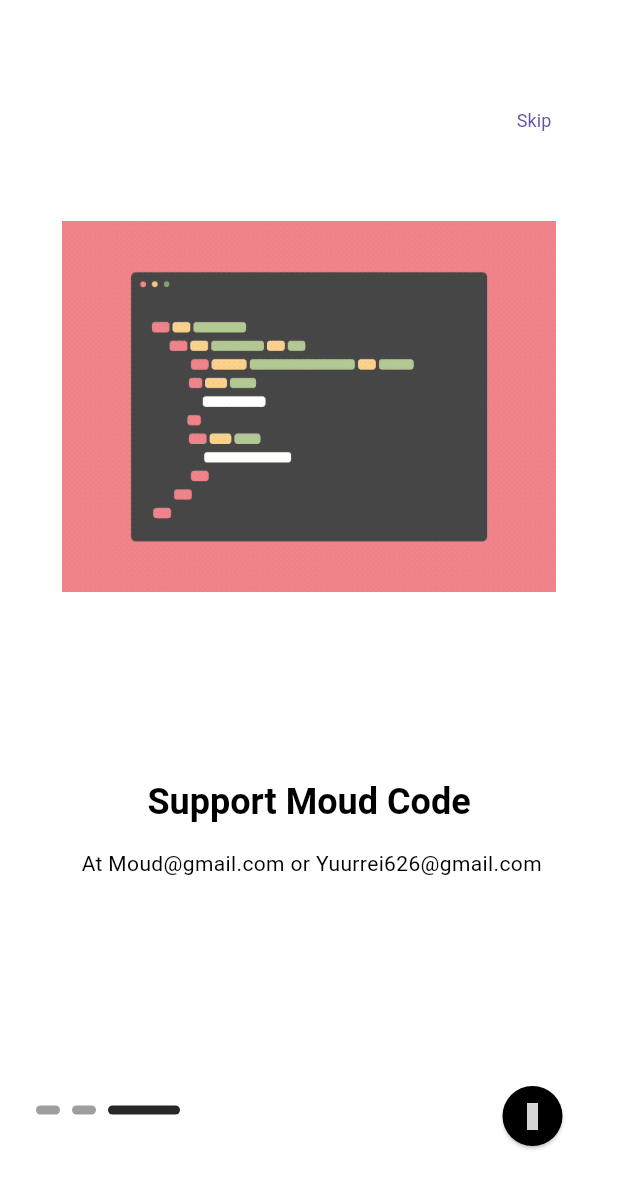
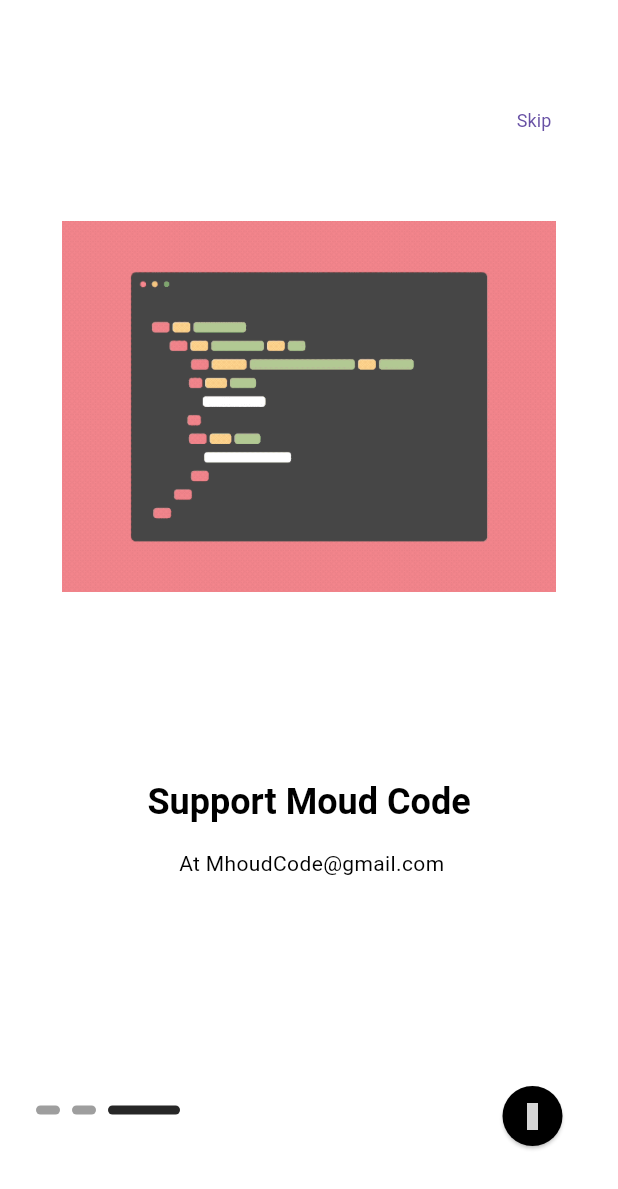
Before and after one commit to Arimir727/onboarding_screen, a Flutter app: the screen it shows after launch, swiped to page 3, on a phone screen of 412 x 824 dp. Shown: the top 1189 px of the screen. Run offline on Flutter 3.47's test engine with Material 3 defaults, Android fonts, the phone set to English and light mode, and no system bars; drawn by our look-alikes of smooth_page_indicator; our stand-ins replace get, iconsax; Roboto replaces fonts that are missing (Poppins); grey boxes are pictures that could not be loaded.

Commit message:
onboarding_screen final

```diff
--- a/flutter_launcher_icons.yaml
+++ b/flutter_launcher_icons.yaml
@@ -5,18 +5,20 @@
 flutter_launcher_icons:
   android: "launcher_icon"
   ios: true
-  image_path: "assets/icon/plachodercon.png"
+  #  Change the picture for the icon launcher
+  image_path: "assets/icon/mcode.png"
 
   min_sdk_android: 21 # android min sdk min:16, default 21
   web:
     generate: true
-    image_path: "assets/icon/plachodericon.png"
-    background_color: "#hexcode"
+     #  Change the picture for the icon launcher
+    image_path: "assets/icon/mcode.png"
+    background_color: "#0xFF000000"  #Set a background color for the Icon Launcher
 
   windows:
     generate: true
-    image_path: "assets/icon/plachodericon.png"
+    image_path: "assets/icon/mcode.png"
     icon_size: 48 # min:48, max:256, default: 48
   macos:
     generate: true
-    image_path: "assets/icon/plachodericon.png"
+    image_path: "assets/icon/mcode.png"
--- a/lib/screens.onboarding/onboarding.dart
+++ b/lib/screens.onboarding/onboarding.dart
@@ -1,16 +1,12 @@
 import 'package:flutter/material.dart';
 import 'package:get/get.dart';
-import 'package:iconsax/iconsax.dart';
 import 'package:onboarding_screen/screens.onboarding/controllers/onboarding.controller.dart';
 import 'package:onboarding_screen/screens.onboarding/widgets/onboarding_dot_navigation.dart';
+import 'package:onboarding_screen/screens.onboarding/widgets/onboarding_next_button.dart';
 import 'package:onboarding_screen/screens.onboarding/widgets/onboarding_page.dart';
 import 'package:onboarding_screen/screens.onboarding/widgets/onboarding_skip.dart';
-import 'package:onboarding_screen/utilities/constants/colors.dart';
 import 'package:onboarding_screen/utilities/constants/image.strings.dart';
-import 'package:onboarding_screen/utilities/constants/sizes.dart';
 import 'package:onboarding_screen/utilities/constants/text.strings.dart';
-import 'package:onboarding_screen/utilities/device/device_utility.dart';
-import 'package:onboarding_screen/utilities/helpers/helper_functions.dart';
 
 class OnBoardingScreen extends StatelessWidget {
   const OnBoardingScreen({super.key});
@@ -57,26 +53,3 @@ class OnBoardingScreen extends StatelessWidget {
     ));
   }
 }
-
-class OnBoardingNextButton extends StatelessWidget {
-  const OnBoardingNextButton({
-    super.key,
-  });
-
-  @override
-  Widget build(BuildContext context) {
-    final dark = MHelperFunctions.isDarkMode(context);
-
-    return Positioned(
-      right: MSizes.defaultSpace,
-      bottom: MDeviceUtils.getBottomNavigationBarHeight(),
-      child: ElevatedButton(
-        onPressed: () => OnBoardingController.instance.nextPage(),
-        style: ElevatedButton.styleFrom(
-            shape: CircleBorder(),
-            backgroundColor: dark ? MColors.primary : Colors.black),
-        child: Icon(Iconsax.arrow_right_3),
-      ),
-    );
-  }
-}
--- /dev/null
+++ b/lib/screens.onboarding/widgets/onboarding_next_button.dart
@@ -0,0 +1,30 @@
+import 'package:flutter/material.dart';
+import 'package:iconsax/iconsax.dart';
+import 'package:onboarding_screen/screens.onboarding/controllers/onboarding.controller.dart';
+import 'package:onboarding_screen/utilities/constants/colors.dart';
+import 'package:onboarding_screen/utilities/constants/sizes.dart';
+import 'package:onboarding_screen/utilities/device/device_utility.dart';
+import 'package:onboarding_screen/utilities/helpers/helper_functions.dart';
+
+class OnBoardingNextButton extends StatelessWidget {
+  const OnBoardingNextButton({
+    super.key,
+  });
+
+  @override
+  Widget build(BuildContext context) {
+    final dark = MHelperFunctions.isDarkMode(context);
+
+    return Positioned(
+      right: MSizes.defaultSpace,
+      bottom: MDeviceUtils.getBottomNavigationBarHeight(),
+      child: ElevatedButton(
+        onPressed: () => OnBoardingController.instance.nextPage(),
+        style: ElevatedButton.styleFrom(
+            shape: CircleBorder(),
+            backgroundColor: dark ? MColors.primary : Colors.black),
+        child: Icon(Iconsax.arrow_right_3),
+      ),
+    );
+  }
+}
--- a/lib/utilities/constants/text.strings.dart
+++ b/lib/utilities/constants/text.strings.dart
@@ -10,8 +10,7 @@ class MTexts {
       "Welcome to a World of Limitless Choices!";
   static const String onBoardingSubTitle2 =
       "Choose Your Style Path - Your Convenience, My Priority!";
-  static const String onBoardingSubTitle3 =
-      " At Moud@gmail.com or Yuurrei626@gmail.com";
+  static const String onBoardingSubTitle3 = " At MhoudCode@gmail.com";
 
   //  -- Home
 }
--- a/lib/utilities/theme/custom.themes/appbar.theme.dart
+++ /dev/null
@@ -1,33 +0,0 @@
-import 'package:flutter/material.dart';
-
-class MAppBarTheme {
-  MAppBarTheme._(_);
-
-  // light theme
-
-  static const lightAppBarTheme = AppBarTheme(
-    elevation: 0,
-    centerTitle: false,
-    scrolledUnderElevation: 0,
-    backgroundColor: Colors.transparent,
-    surfaceTintColor: Colors.transparent,
-    iconTheme: IconThemeData(color: Colors.black, size: 24),
-    actionsIconTheme: IconThemeData(color: Colors.black, size: 24),
-    titleTextStyle: TextStyle(
-        fontSize: 18.0, fontWeight: FontWeight.w600, color: Colors.black),
-  );
-
-  // dark theme
-
-  static const darkAppBarTheme = AppBarTheme(
-    elevation: 0,
-    centerTitle: false,
-    scrolledUnderElevation: 0,
-    backgroundColor: Colors.transparent,
-    surfaceTintColor: Colors.transparent,
-    iconTheme: IconThemeData(color: Colors.black, size: 24),
-    actionsIconTheme: IconThemeData(color: Colors.white, size: 24),
-    titleTextStyle: TextStyle(
-        fontSize: 18.0, fontWeight: FontWeight.w600, color: Colors.white),
-  );
-}
--- a/lib/utilities/theme/theme.dart
+++ b/lib/utilities/theme/theme.dart
@@ -1,5 +1,4 @@
 import 'package:flutter/material.dart';
-import 'package:onboarding_screen/utilities/theme/custom.themes/appbar.theme.dart';
 import 'package:onboarding_screen/utilities/theme/custom.themes/text.theme.dart';
 
 class MAppTheme {
@@ -13,7 +12,6 @@ class MAppTheme {
     primaryColor: Colors.blue,
     textTheme: MTextTheme.lightTextTheme,
     scaffoldBackgroundColor: Colors.white,
-    appBarTheme: MAppBarTheme.lightAppBarTheme,
   );
 
   // dark them
@@ -24,6 +22,5 @@ class MAppTheme {
     primaryColor: Colors.blue,
     scaffoldBackgroundColor: Colors.black,
     textTheme: MTextTheme.darkTextTheme,
-    appBarTheme: MAppBarTheme.darkAppBarTheme,
   );
 }
--- a/pubspec.yaml
+++ b/pubspec.yaml
@@ -28,3 +28,4 @@ flutter:
   assets:
     - assets/animation/
     - assets/icon/
+    - assets/logo/
```
Also changed, not shown: assets/icon/mcode.png (added), 40 other files.
